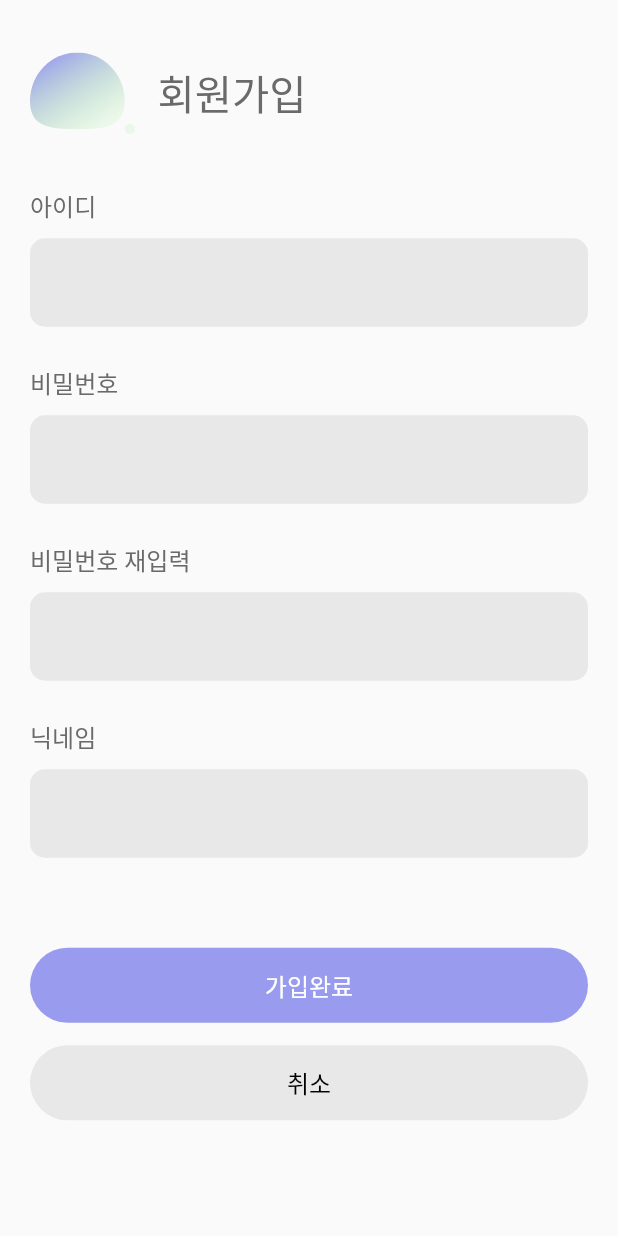
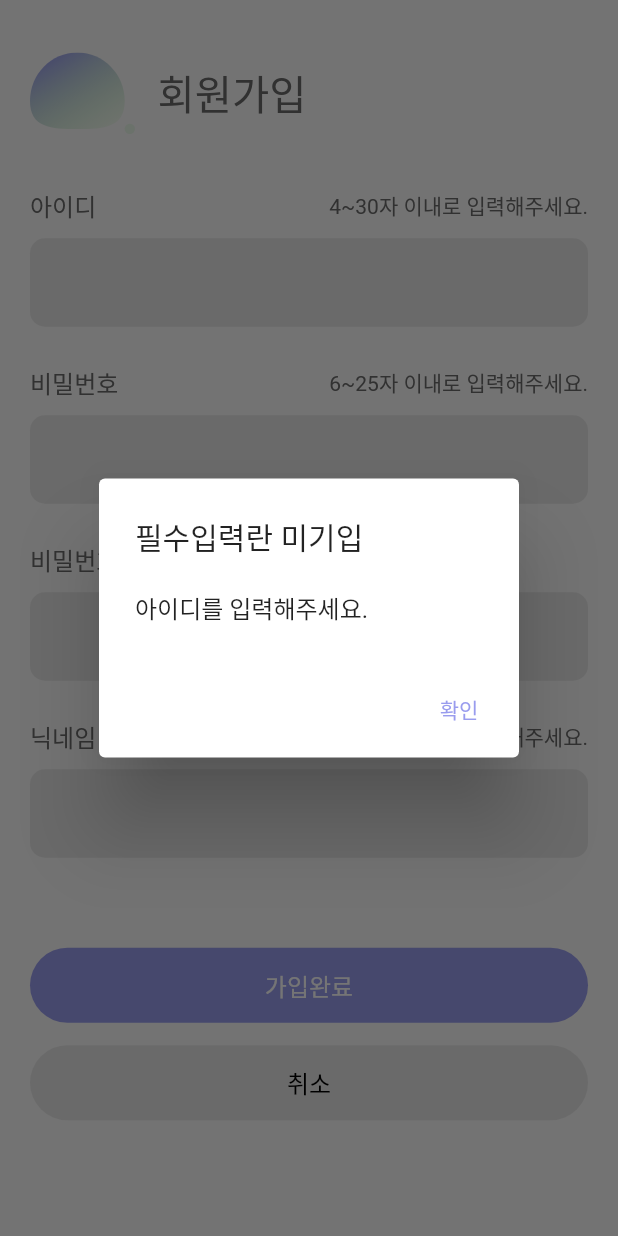
Before and after one commit to GangTakChoi/mind_control_app, a Flutter app: the SignUpPage screen opened by its route, after a tap on "가입완료", on a phone screen of 412 x 824 dp. Run offline on Flutter 3.47's test engine with Material 2 defaults, Android fonts, the phone set to English and light mode, and no system bars; our stand-ins replace dio, firebase_core, flutter_svg; accounts and stored records are empty.

Commit message:
login process, sign up process

```diff
--- a/lib/components/input_text_with_label.dart
+++ b/lib/components/input_text_with_label.dart
@@ -1,14 +1,21 @@
 import 'package:flutter/material.dart';
+import 'package:flutter/services.dart';
 import 'package:mind_control/components/primary_button.dart';
 import 'package:mind_control/constants.dart';
 
 class InputTextWithLabel extends StatelessWidget {
   InputTextWithLabel(
-      {required this.label, this.isObscureText = false, this.onChanged});
+      {required this.label,
+      this.detailLable,
+      this.isObscureText = false,
+      this.onChanged,
+      this.filteringTextList});
 
   final String label;
+  final String? detailLable;
   final bool isObscureText;
   final void Function(String)? onChanged;
+  List<TextInputFormatter>? filteringTextList = [];
 
   @override
   Widget build(BuildContext context) {
@@ -17,10 +24,20 @@ class InputTextWithLabel extends StatelessWidget {
       child: Column(
         crossAxisAlignment: CrossAxisAlignment.start,
         children: [
-          Text(
-            label,
-            style: TextStyle(color: kDefaultTextGrayColor),
+          Row(
+            mainAxisAlignment: MainAxisAlignment.spaceBetween,
+            children: [
+              Text(
+                label,
+                style: TextStyle(color: kDefaultTextGrayColor),
+              ),
+              Text(
+                detailLable ?? '',
+                style: TextStyle(color: kDefaultTextGrayColor, fontSize: 14),
+              ),
+            ],
           ),
+
           SizedBox(
             height: 10,
           ),
@@ -28,6 +45,7 @@ class InputTextWithLabel extends StatelessWidget {
             obscureText: isObscureText,
             decoration: kTextFieldDecoration,
             onChanged: onChanged,
+            inputFormatters: filteringTextList,
           ),
           // TextField(
           //   obscureText: isObscureText,
--- a/lib/screens/sign_up.dart
+++ b/lib/screens/sign_up.dart
@@ -1,31 +1,80 @@
 import 'package:dio/dio.dart';
 import 'package:flutter/material.dart';
+import 'package:flutter/services.dart';
 import 'package:mind_control/components/header.dart';
 import 'package:mind_control/constants.dart';
-import 'package:flutter_svg/flutter_svg.dart';
 import 'package:mind_control/components/input_text_with_label.dart';
 import 'package:mind_control/components/primary_button.dart';
-import 'package:mind_control/screens/login_page.dart';
 import 'package:mind_control/services/user_service.dart';
-import 'package:mind_control/utils/dio_client.dart';
-import 'package:http/http.dart' as http;
-import 'dart:convert';
 
-class SignUpPage extends StatelessWidget {
+import 'package:mind_control/utils/show_dialog.dart';
+
+class SignUpPage extends StatefulWidget {
   static const String id = 'signup_page';
   SignUpPage({super.key});
 
+  @override
+  State<SignUpPage> createState() => _SignUpPageState();
+}
+
+class _SignUpPageState extends State<SignUpPage> {
   UserService userService = UserService();
+
   String accountId = '';
+
   String password = '';
+
   String rePassword = '';
+
   String name = '';
 
-  void requestSignUp() async {
-    var data = {'accountId': accountId, 'password': password, 'name': name};
+  Future<dynamic> requestSignUp(BuildContext context) async {
+    if (accountId.isEmpty) {
+      return showDialog1(context, title: '필수입력란 미기입', content: '아이디를 입력해주세요.');
+    }
+    if (password.isEmpty) {
+      return showDialog1(context, title: '필수입력란 미기입', content: '비밀번호를 입력해주세요.');
+    }
+    if (password != rePassword) {
+      return showDialog1(context,
+          title: '비밀번호 불일치', content: '비밀번호 재입력이 일치하지 않습니다.');
+    }
+    if (name.isEmpty) {
+      return showDialog1(context, title: '필수입력란 미기입', content: '닉네임을 입력해주세요.');
+    }
+    if (accountId.length < 4 || accountId.length > 30) {
+      return showDialog1(context,
+          title: '입력 제한', content: '아이디는 4~30자 이내로 입력해주세요.');
+    }
+    if (password.length < 6 || password.length > 25) {
+      return showDialog1(context,
+          title: '입력 제한', content: '비밀번호는 6~25자 이내로 입력해주세요.');
+    }
+    if (name.length > 16) {
+      return showDialog1(context,
+          title: '입력 제한', content: '닉네임은 16자 이내로 입력해주세요.');
+    }
 
-    DioClient dioClient = DioClient();
-    Response res = await dioClient.get('/userss');
+    // 아이디 중복확인
+    bool isValid = await userService.getIsValidId(accountId);
+    if (!isValid) {
+      if (!mounted) return;
+      return showDialog1(context, title: '아이디 중복', content: '이미 사용중인 아이디입니다.');
+    }
+
+    // 회원가입 요청
+    final data = {'accountId': accountId, 'password': password, 'name': name};
+    Response response = await userService.create(data);
+    if (response.statusCode != 201) {
+      if (!mounted) return;
+      showDialog1(context, title: '에러 발생', content: response.statusMessage);
+      return;
+    }
+
+    if (!mounted) return;
+    await showDialog1(context, title: '가입완료', content: '가입이 완료되었습니다!');
+    if (!mounted) return;
+    Navigator.pop(context);
   }
 
   @override
@@ -41,12 +90,17 @@ class SignUpPage extends StatelessWidget {
               ),
               InputTextWithLabel(
                 label: '아이디',
+                detailLable: '4~30자 이내로 입력해주세요.',
                 onChanged: (value) {
                   this.accountId = value;
                 },
+                filteringTextList: [
+                  FilteringTextInputFormatter.allow(RegExp("[a-zA-Z0-9-_]"))
+                ],
               ),
               InputTextWithLabel(
                 label: '비밀번호',
+                detailLable: '6~25자 이내로 입력해주세요.',
                 isObscureText: true,
                 onChanged: (value) {
                   this.password = value;
@@ -61,6 +115,7 @@ class SignUpPage extends StatelessWidget {
               ),
               InputTextWithLabel(
                 label: '닉네임',
+                detailLable: '1~16자 이내로 입력해주세요.',
                 onChanged: (value) {
                   this.name = value;
                 },
@@ -73,7 +128,9 @@ class SignUpPage extends StatelessWidget {
                 children: [
                   PrimaryButton(
                     title: '가입완료',
-                    onPressed: requestSignUp,
+                    onPressed: () async {
+                      await requestSignUp(context);
+                    },
                   ),
                   SizedBox(
                     height: 15,
--- a/lib/utils/dio_client.dart
+++ b/lib/utils/dio_client.dart
@@ -9,24 +9,24 @@ class DioClient extends Interceptor {
     dio.interceptors.add(
       InterceptorsWrapper(
         onRequest: (RequestOptions options, RequestInterceptorHandler handler) {
-          // print('======================================================');
+          print('======================================================');
           print(
               'REQUEST[${options.method}] => URI: ${options.baseUrl}${options.path}');
-          print('======================================================');
 
           return handler.next(options);
         },
         onResponse: (Response response, ResponseInterceptorHandler handler) {
-          print('======================================================');
           print(
               'RESPONSE[${response.statusCode}] => URI: ${response.requestOptions.baseUrl}${response.requestOptions.path}');
+
+          print('RESPONSE DATA => ${response.data}');
 
           return handler.next(response);
         },
         onError: (DioException err, ErrorInterceptorHandler handler) {
-          print('======================================================');
           print(
-              'ERROR[${err.response?.statusCode}] => PATH: ${err.requestOptions.path}');
+              'ERROR[${err.response?.statusCode}] => PATH: ${err.requestOptions.baseUrl}${err.requestOptions.path}');
+          print('ERROR DATA => ${err.response?.data}');
 
           return handler.next(err);
         },
--- /dev/null
+++ b/lib/utils/show_dialog.dart
@@ -0,0 +1,28 @@
+import 'package:flutter/material.dart';
+
+Future<dynamic> showDialog1(context, {title = String, content = String}) {
+  return showDialog(
+    context: context,
+    builder: (context) => AlertDialog(
+      title: Text(title),
+      // content: Text('[${task.title}]를 삭제하시겠습니까?'),
+      content: Text.rich(
+        TextSpan(
+          children: [
+            TextSpan(text: '$content'),
+          ],
+        ),
+      ),
+      actions: <Widget>[
+        TextButton(
+          onPressed: () {
+            Navigator.pop(context, 'OK');
+          },
+          child: const Text(
+            '확인',
+          ),
+        ),
+      ],
+    ),
+  );
+}
```
Also changed, not shown: lib/screens/login_page.dart (+43 -8 lines), lib/services/user_service.dart (+25 -6 lines).
